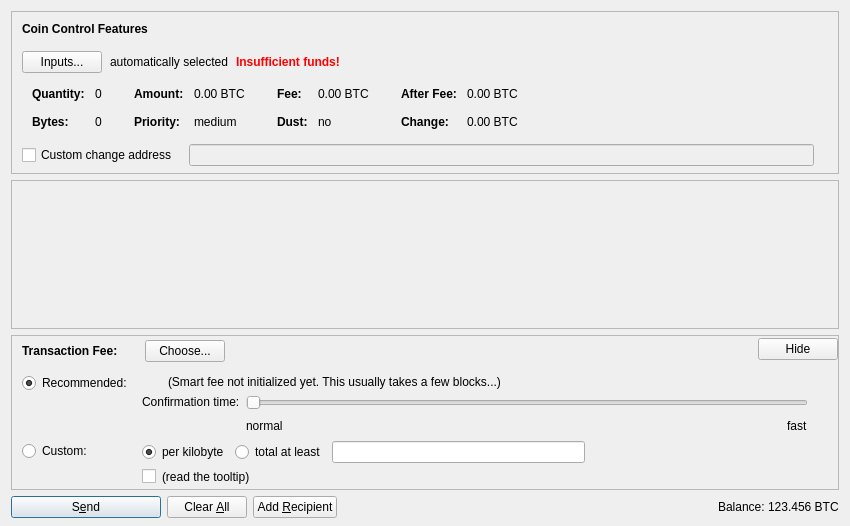
nodecattel/classic2, file src/qt/forms/sendcoinsdialog.ui: the form before one commit.
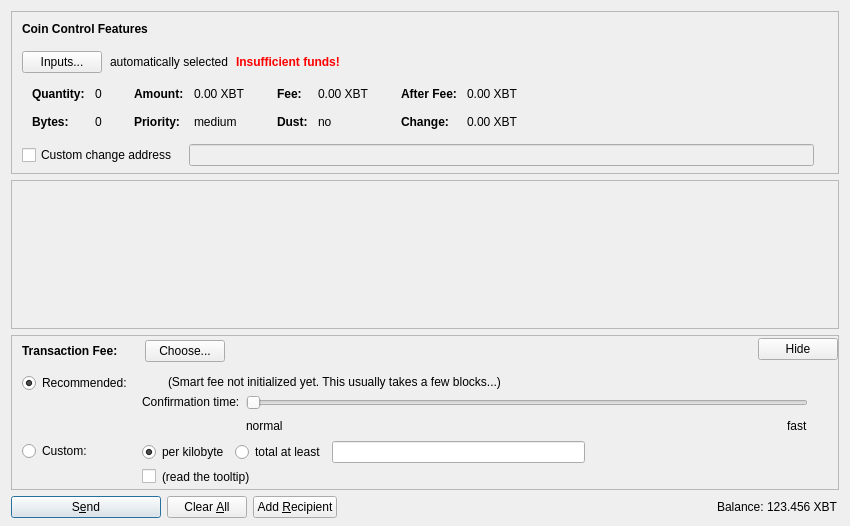
The form after the commit. Icons and pictures are not drawn. Custom widgets are drawn as their Qt base class.

The edit to the form file:
```diff
--- a/src/qt/forms/sendcoinsdialog.ui
+++ b/src/qt/forms/sendcoinsdialog.ui
@@ -324,7 +324,7 @@
                   <enum>Qt::ActionsContextMenu</enum>
                  </property>
                  <property name="text">
-                  <string notr="true">0.00 BTC</string>
+                  <string notr="true">0.00 XBT</string>
                  </property>
                  <property name="textInteractionFlags">
                   <set>Qt::LinksAccessibleByMouse|Qt::TextSelectableByKeyboard|Qt::TextSelectableByMouse</set>
@@ -404,7 +404,7 @@
                   <enum>Qt::ActionsContextMenu</enum>
                  </property>
                  <property name="text">
-                  <string notr="true">0.00 BTC</string>
+                  <string notr="true">0.00 XBT</string>
                  </property>
                  <property name="textInteractionFlags">
                   <set>Qt::LinksAccessibleByMouse|Qt::TextSelectableByKeyboard|Qt::TextSelectableByMouse</set>
@@ -484,7 +484,7 @@
                   <enum>Qt::ActionsContextMenu</enum>
                  </property>
                  <property name="text">
-                  <string notr="true">0.00 BTC</string>
+                  <string notr="true">0.00 XBT</string>
                  </property>
                  <property name="textInteractionFlags">
                   <set>Qt::LinksAccessibleByMouse|Qt::TextSelectableByKeyboard|Qt::TextSelectableByMouse</set>
@@ -513,7 +513,7 @@
                   <enum>Qt::ActionsContextMenu</enum>
                  </property>
                  <property name="text">
-                  <string notr="true">0.00 BTC</string>
+                  <string notr="true">0.00 XBT</string>
                  </property>
                  <property name="textInteractionFlags">
                   <set>Qt::LinksAccessibleByMouse|Qt::TextSelectableByKeyboard|Qt::TextSelectableByMouse</set>
@@ -1299,7 +1299,7 @@
           <cursorShape>IBeamCursor</cursorShape>
          </property>
          <property name="text">
-          <string notr="true">123.456 BTC</string>
+          <string notr="true">123.456 XBT</string>
          </property>
          <property name="textInteractionFlags">
           <set>Qt::LinksAccessibleByMouse|Qt::TextSelectableByKeyboard|Qt::TextSelectableByMouse</set>
```
